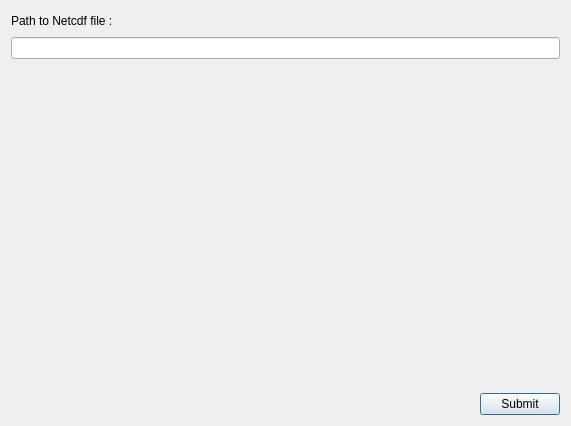
Qt form qgis_plugins/test1_dialog_base.ui (priyanshukaushal/NetCDF-with-Python) before a commit.
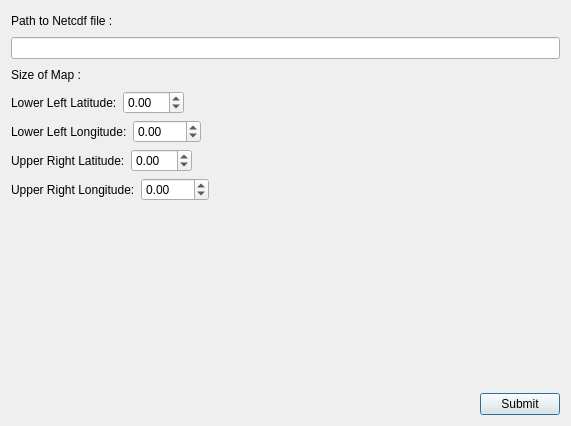
The same form after that commit.

What changed in the file:
```diff
--- a/qgis_plugins/test1_dialog_base.ui
+++ b/qgis_plugins/test1_dialog_base.ui
@@ -19,11 +19,9 @@
   <property name="windowTitle">
    <string>test1</string>
   </property>
-  <layout class="QGridLayout" name="gridLayout">
-   <item row="0" column="0">
     <layout class="QVBoxLayout" name="verticalLayout">
      <item>
-      <layout class="QHBoxLayout" name="horizontalLayout">
+    <layout class="QHBoxLayout" name="horizontalLayout_5">
        <item>
         <widget class="QLabel" name="label">
          <property name="text">
@@ -49,6 +47,182 @@
      <item>
       <widget class="QLineEdit" name="PathToFileInput"/>
      </item>
+   <item>
+    <layout class="QHBoxLayout" name="horizontalLayout_7">
+     <item>
+      <widget class="QLabel" name="label_2">
+       <property name="text">
+        <string>Size of Map : </string>
+       </property>
+      </widget>
+     </item>
+     <item>
+      <spacer name="horizontalSpacer_3">
+       <property name="orientation">
+        <enum>Qt::Horizontal</enum>
+       </property>
+       <property name="sizeHint" stdset="0">
+        <size>
+         <width>40</width>
+         <height>20</height>
+        </size>
+       </property>
+      </spacer>
+     </item>
+    </layout>
+   </item>
+   <item>
+    <layout class="QHBoxLayout" name="horizontalLayout_9">
+     <item>
+      <layout class="QHBoxLayout" name="horizontalLayout_2">
+       <item>
+        <widget class="QLabel" name="label_7">
+         <property name="text">
+          <string>Lower Left Latitude:</string>
+         </property>
+        </widget>
+       </item>
+       <item>
+        <widget class="QDoubleSpinBox" name="ll_lat">
+         <property name="minimum">
+          <double>-90.000000000000000</double>
+         </property>
+         <property name="maximum">
+          <double>90.000000000000000</double>
+         </property>
+        </widget>
+       </item>
+      </layout>
+     </item>
+     <item>
+      <spacer name="horizontalSpacer_5">
+       <property name="orientation">
+        <enum>Qt::Horizontal</enum>
+       </property>
+       <property name="sizeHint" stdset="0">
+        <size>
+         <width>40</width>
+         <height>20</height>
+        </size>
+       </property>
+      </spacer>
+     </item>
+    </layout>
+   </item>
+   <item>
+    <layout class="QHBoxLayout" name="horizontalLayout_8">
+     <item>
+      <layout class="QHBoxLayout" name="horizontalLayout">
+       <item>
+        <widget class="QLabel" name="label_6">
+         <property name="text">
+          <string>Lower Left Longitude:</string>
+         </property>
+        </widget>
+       </item>
+       <item>
+        <widget class="QDoubleSpinBox" name="ll_lon">
+         <property name="minimum">
+          <double>-180.000000000000000</double>
+         </property>
+         <property name="maximum">
+          <double>180.000000000000000</double>
+         </property>
+        </widget>
+       </item>
+      </layout>
+     </item>
+     <item>
+      <spacer name="horizontalSpacer_4">
+       <property name="orientation">
+        <enum>Qt::Horizontal</enum>
+       </property>
+       <property name="sizeHint" stdset="0">
+        <size>
+         <width>40</width>
+         <height>20</height>
+        </size>
+       </property>
+      </spacer>
+     </item>
+    </layout>
+   </item>
+   <item>
+    <layout class="QHBoxLayout" name="horizontalLayout_10">
+     <item>
+      <layout class="QHBoxLayout" name="horizontalLayout_3">
+       <item>
+        <widget class="QLabel" name="label_8">
+         <property name="text">
+          <string>Upper Right Latitude:</string>
+         </property>
+        </widget>
+       </item>
+       <item>
+        <widget class="QDoubleSpinBox" name="ur_lat">
+         <property name="minimum">
+          <double>-90.000000000000000</double>
+         </property>
+         <property name="maximum">
+          <double>90.000000000000000</double>
+         </property>
+        </widget>
+       </item>
+      </layout>
+     </item>
+     <item>
+      <spacer name="horizontalSpacer_6">
+       <property name="orientation">
+        <enum>Qt::Horizontal</enum>
+       </property>
+       <property name="sizeHint" stdset="0">
+        <size>
+         <width>40</width>
+         <height>20</height>
+        </size>
+       </property>
+      </spacer>
+     </item>
+    </layout>
+   </item>
+   <item>
+    <layout class="QHBoxLayout" name="horizontalLayout_11">
+     <item>
+      <layout class="QHBoxLayout" name="horizontalLayout_4">
+       <item>
+        <widget class="QLabel" name="label_9">
+         <property name="text">
+          <string>Upper Right Longitude:</string>
+         </property>
+        </widget>
+       </item>
+       <item>
+        <widget class="QDoubleSpinBox" name="ur_lon">
+         <property name="minimum">
+          <double>-180.000000000000000</double>
+         </property>
+         <property name="maximum">
+          <double>180.000000000000000</double>
+         </property>
+        </widget>
+       </item>
+      </layout>
+     </item>
+     <item>
+      <spacer name="horizontalSpacer_7">
+       <property name="orientation">
+        <enum>Qt::Horizontal</enum>
+       </property>
+       <property name="sizeHint" stdset="0">
+        <size>
+         <width>40</width>
+         <height>20</height>
+        </size>
+       </property>
+      </spacer>
+     </item>
+    </layout>
+   </item>
      <item>
       <spacer name="verticalSpacer">
        <property name="orientation">
@@ -57,13 +231,13 @@
        <property name="sizeHint" stdset="0">
         <size>
          <width>20</width>
-         <height>17</height>
+       <height>145</height>
         </size>
        </property>
       </spacer>
      </item>
      <item>
-      <layout class="QHBoxLayout" name="horizontalLayout_2">
+    <layout class="QHBoxLayout" name="horizontalLayout_6">
        <item>
         <spacer name="horizontalSpacer">
          <property name="orientation">
@@ -83,8 +257,6 @@
           <string>Submit</string>
          </property>
         </widget>
-       </item>
-      </layout>
      </item>
     </layout>
    </item>
```
Lines whose indentation alone changed are shown as unchanged.
